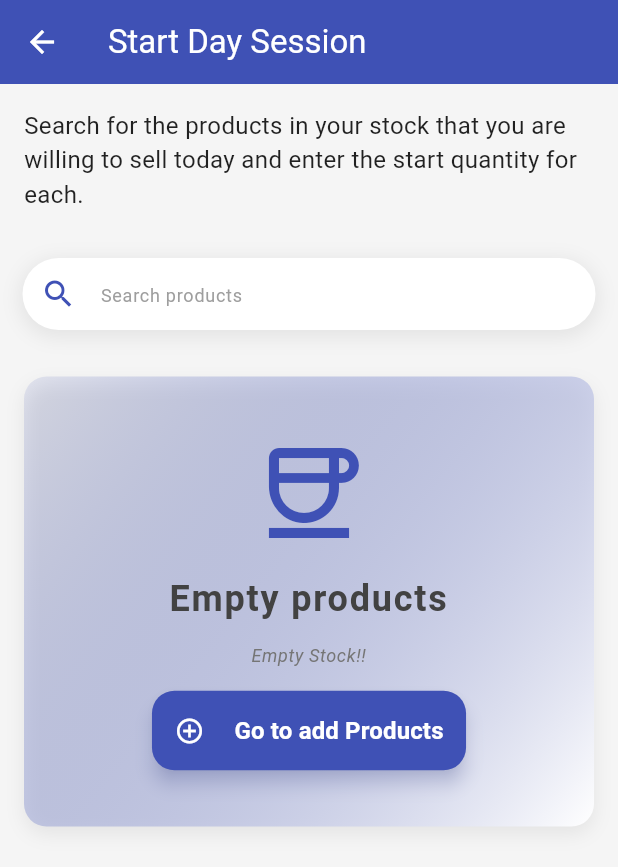
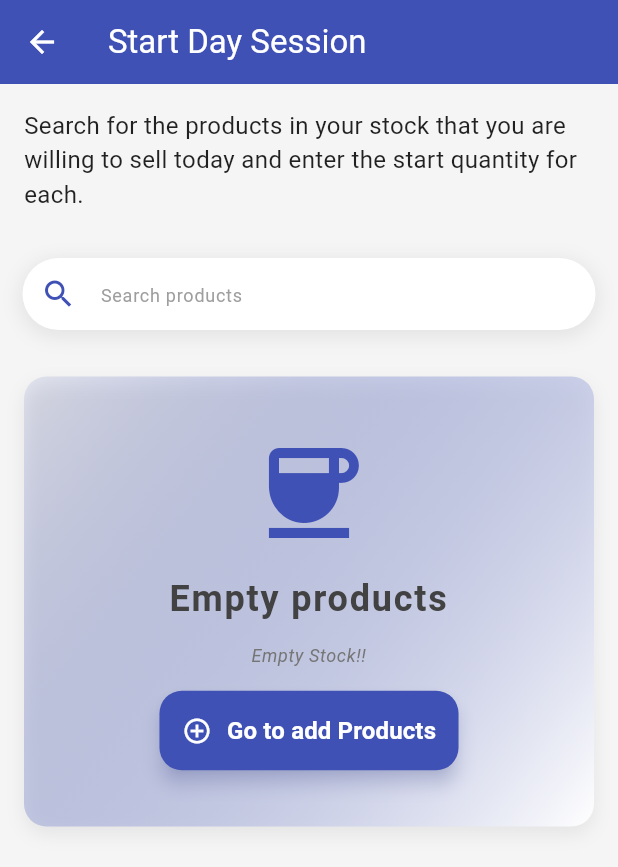
Before and after one commit to borhanedinee/coffee_management, a Flutter app: the screen it shows after launch, after a tap on "Start Day Session", on a phone screen of 412 x 824 dp. Shown: the top 867 px of the screen. Run offline on Flutter 3.47's test engine with Material 3 defaults, Android fonts, the phone set to English and light mode, and no system bars; our stand-ins replace get, sqflite; accounts and stored records are empty.

Commit message:
ready for adding start quantity logic

```diff
--- a/lib/data/repos_imp/product_repo_imp.dart
+++ b/lib/data/repos_imp/product_repo_imp.dart
@@ -5,7 +5,6 @@ import 'package:coffee_shop_managementt/domain/repo/product_repo.dart';
 
 class ProductRepositoryImpl implements ProductRepository {
   final DatabaseHelper dbHelper;
-
   ProductRepositoryImpl(this.dbHelper);
 
   @override
@@ -16,7 +15,6 @@ class ProductRepositoryImpl implements ProductRepository {
   @override
   Future<List<Product>> getProducts() async {
     final maps = await dbHelper.getProducts();
-    print(' ya borhann ' + maps.toString());
     return maps.map((map) => Product.fromMap(map)).toList();
   }
 
--- a/lib/presentation/controllers/manage_products_controller.dart
+++ b/lib/presentation/controllers/manage_products_controller.dart
@@ -1,5 +1,6 @@
 import 'package:coffee_shop_managementt/data/models/product_model.dart';
 import 'package:coffee_shop_managementt/domain/repo/product_repo.dart';
+import 'package:coffee_shop_managementt/presentation/controllers/start_day_controller.dart';
 import 'package:get/get.dart';
 
 class ManageProductsController extends GetxController {
@@ -22,11 +23,15 @@ class ManageProductsController extends GetxController {
   addProduct(Product product) async {
     await productRepository.addProduct(product);
     getProducts();
+    // Refresh StartDayController after adding
+    Get.find<StartDayController>().getProducts();
   }
 
   // delete product
   deleteProduct(int id) async {
     await productRepository.deleteProduct(id);
     getProducts();
+    // Refresh StartDayController after deleting
+    Get.find<StartDayController>().getProducts();
   }
 }
--- a/lib/presentation/screens/start_day_screen.dart
+++ b/lib/presentation/screens/start_day_screen.dart
@@ -1,8 +1,11 @@
 import 'package:coffee_shop_managementt/core/constants/app_colors.dart';
 import 'package:coffee_shop_managementt/core/constants/app_strings.dart';
+import 'package:coffee_shop_managementt/data/models/product_model.dart';
 import 'package:coffee_shop_managementt/main.dart';
 import 'package:coffee_shop_managementt/presentation/controllers/start_day_controller.dart';
 import 'package:coffee_shop_managementt/presentation/screens/manage_products_screen.dart';
+import 'package:coffee_shop_managementt/presentation/widgets/product_tile.dart';
+import 'package:coffee_shop_managementt/presentation/widgets/start_day/empty_stock.dart';
 import 'package:coffee_shop_managementt/presentation/widgets/start_day/start_quantity_dialog.dart';
 import 'package:coffee_shop_managementt/presentation/widgets/start_day/custom_searchbar.dart';
 import 'package:flutter/material.dart';
@@ -18,7 +21,8 @@ class StartDayScreen extends StatelessWidget {
     return SafeArea(
       child: Scaffold(
         appBar: AppBar(title: Text('Start Day Session')),
-        body: Column(
+        body: GetBuilder<StartDayController>(
+          builder: (controller) => Column(
             crossAxisAlignment: CrossAxisAlignment.start,
             children: [
               Padding(
@@ -27,22 +31,24 @@ class StartDayScreen extends StatelessWidget {
               ),
               const CustomSearchBar(),
               startDayController.products.isEmpty
-                ? emptyProducts(context)
+                  ? EmptyStock()
                   : Expanded(
                       child: ListView.builder(
                         itemCount: startDayController.products.length,
                         itemBuilder: (context, index) {
                           final product = startDayController.products[index];
-                        return ListTile(
-                          title: Text(product.name),
-                          trailing: Text(product.price.toString()),
+                          return ProductTile(
+                            product: product,
                             onTap: () => showDialog(
                               context: context,
-                              builder: (_) => StartQuantityDialog()).then(
-                            (value) {
-                              print(value.toString());
-                            },
-                          ),
+                              builder: (_) => StartQuantityDialog(),
+                            ).then((value) {
+                              if (value != null) {
+                                print('Start Quantity: $value');
+                                // Optionally update product with new quantity
+                                // controller.updateProduct(product.id!, value);
+                              }
+                            }),
                           );
                         },
                       ),
@@ -50,105 +56,6 @@ class StartDayScreen extends StatelessWidget {
             ],
           ),
         ),
-    );
-  }
-
-  Container emptyProducts(BuildContext context) {
-    return Container(
-      margin: const EdgeInsets.all(16),
-      height: 300,
-      width: size.width, // Assuming size is available from MediaQuery
-      child: Container(
-        decoration: BoxDecoration(
-          gradient: LinearGradient(
-            begin: Alignment.topLeft,
-            end: Alignment.bottomRight,
-            colors: [
-              AppColors.primaryColor.withOpacity(0.1), // Subtle indigo tint
-              Colors.white,
-            ],
-          ),
-          borderRadius: BorderRadius.circular(15),
-          boxShadow: [
-            BoxShadow(
-              color: Colors.grey.withOpacity(0.2),
-              blurRadius: 10,
-              offset: const Offset(0, 5),
-            ),
-          ],
-        ),
-        child: Column(
-          mainAxisAlignment: MainAxisAlignment.center,
-          children: [
-            // Animated Icon or Illustration
-            AnimatedContainer(
-              duration: const Duration(milliseconds: 500),
-              curve: Curves.easeInOut,
-              child: const Icon(
-                Icons.coffee_outlined,
-                size: 80,
-                color: AppColors.primaryColor,
-              ),
-            ),
-            const SizedBox(height: 15),
-            // Stylish Text
-            Text(
-              AppStrings.emptyProducts, // 'Empty products'
-              style: Theme.of(context).textTheme.headlineMedium?.copyWith(
-                    color: Colors.grey[800],
-                    fontWeight: FontWeight.bold,
-                    letterSpacing: 1.2,
-                  ),
-              textAlign: TextAlign.center,
-            ),
-            const SizedBox(height: 15),
-            // Subtle Subtitle
-            Text(
-              'Empty Stock!!',
-              style: Theme.of(context).textTheme.bodySmall?.copyWith(
-                    color: Colors.grey[600],
-                    fontStyle: FontStyle.italic,
-                  ),
-              textAlign: TextAlign.center,
-            ),
-            const SizedBox(height: 15),
-            // Beautiful Elevated Button with Animation
-            AnimatedScale(
-              duration: const Duration(milliseconds: 300),
-              scale: 1.0,
-              child: ElevatedButton(
-                onPressed: () => Get.to(ManageProductsScreen()),
-                style: ElevatedButton.styleFrom(
-                  backgroundColor: AppColors.primaryColor, // Indigo
-                  foregroundColor: Colors.white,
-                  padding: const EdgeInsets.symmetric(
-                    horizontal: 15,
-                    vertical: 15,
-                  ),
-                  shape: RoundedRectangleBorder(
-                    borderRadius: BorderRadius.circular(15),
-                  ),
-                  elevation: 5,
-                  shadowColor: AppColors.primaryColor.withOpacity(0.4),
-                ),
-                child: Row(
-                  mainAxisSize: MainAxisSize.min,
-                  children: [
-                    const Icon(Icons.add_circle_outline, size: 20),
-                    const SizedBox(width: 20),
-                    Text(
-                      AppStrings.goToAddProducts, // 'Go to add Products'
-                      style: const TextStyle(
-                        fontSize: 16,
-                        fontWeight: FontWeight.w600,
-                      ),
-                    ),
-                  ],
-                ),
-              ),
-            ),
-          ],
-        ),
       ),
     );
   }
--- /dev/null
+++ b/lib/presentation/widgets/start_day/empty_stock.dart
@@ -0,0 +1,114 @@
+import 'package:coffee_shop_managementt/core/constants/app_colors.dart';
+import 'package:coffee_shop_managementt/core/constants/app_strings.dart';
+import 'package:coffee_shop_managementt/main.dart';
+import 'package:coffee_shop_managementt/presentation/screens/manage_products_screen.dart';
+import 'package:flutter/material.dart';
+import 'package:get/get.dart';
+
+class EmptyStock extends StatelessWidget {
+  const EmptyStock({
+    super.key,
+  });
+
+  @override
+  Widget build(BuildContext context) {
+    return Container(
+      margin: const EdgeInsets.all(16),
+      height: 300,
+      width: size.width, // Assuming size is available from MediaQuery
+      child: Container(
+        decoration: BoxDecoration(
+          gradient: LinearGradient(
+            begin: Alignment.topLeft,
+            end: Alignment.bottomRight,
+            colors: [
+              AppColors.primaryColor.withOpacity(0.1), // Subtle indigo tint
+              Colors.white,
+            ],
+          ),
+          borderRadius: BorderRadius.circular(15),
+          boxShadow: [
+            BoxShadow(
+              color: Colors.grey.withOpacity(0.2),
+              blurRadius: 10,
+              offset: const Offset(0, 5),
+            ),
+          ],
+        ),
+        child: Column(
+          mainAxisAlignment: MainAxisAlignment.center,
+          children: [
+            // Animated Icon or Illustration
+            AnimatedContainer(
+              duration: const Duration(milliseconds: 500),
+              curve: Curves.easeInOut,
+              child: const Icon(
+                Icons.coffee,
+                size: 80,
+                color: AppColors.primaryColor,
+              ),
+            ),
+            const SizedBox(height: 15),
+            // Stylish Text
+            Text(
+              AppStrings.emptyProducts, // 'Empty products'
+              style: Theme.of(context).textTheme.headlineMedium?.copyWith(
+                    color: Colors.grey[800],
+                    fontWeight: FontWeight.bold,
+                    letterSpacing: 1.2,
+                  ),
+              textAlign: TextAlign.center,
+            ),
+            const SizedBox(height: 15),
+            // Subtle Subtitle
+            Text(
+              'Empty Stock!!',
+              style: Theme.of(context).textTheme.bodySmall?.copyWith(
+                    color: Colors.grey[600],
+                    fontStyle: FontStyle.italic,
+                  ),
+              textAlign: TextAlign.center,
+            ),
+            const SizedBox(height: 15),
+            // Beautiful Elevated Button with Animation
+            AnimatedScale(
+              duration: const Duration(milliseconds: 300),
+              scale: 1.0,
+              child: ElevatedButton(
+                onPressed: () => Get.to(ManageProductsScreen()),
+                style: ElevatedButton.styleFrom(
+                  backgroundColor: AppColors.primaryColor, // Indigo
+                  foregroundColor: Colors.white,
+                  padding: const EdgeInsets.symmetric(
+                    horizontal: 15,
+                    vertical: 15,
+                  ),
+                  shape: RoundedRectangleBorder(
+                    borderRadius: BorderRadius.circular(15),
+                  ),
+                  elevation: 5,
+                  shadowColor: AppColors.primaryColor.withOpacity(0.4),
+                ),
+                child: Row(
+                  mainAxisSize: MainAxisSize.min,
+                  children: [
+                    const Icon(Icons.add_circle_outline,
+                        size: 20, color: Colors.white),
+                    const SizedBox(width: 10),
+                    Text(
+                      AppStrings.goToAddProducts, // 'Go to add Products'
+                      style: const TextStyle(
+                        fontSize: 16,
+                        fontWeight: FontWeight.w600,
+                      ),
+                    ),
+                  ],
+                ),
+              ),
+            ),
+          ],
+        ),
+      ),
+    );
+  }
+}
```
Also changed, not shown: lib/presentation/screens/manage_products_screen.dart (+10 -6 lines), lib/presentation/widgets/product_tile.dart (added, +55 -0 lines). Lines whose indentation alone changed are shown as unchanged.
